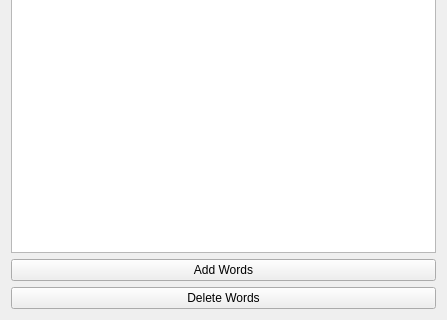
Above: dictionarywindow.ui from lelika1/disturber before the change; both pictures show x 0 to 447 and y 144 to 464 of the 447 by 464 pixel window. Below: the same form after it.
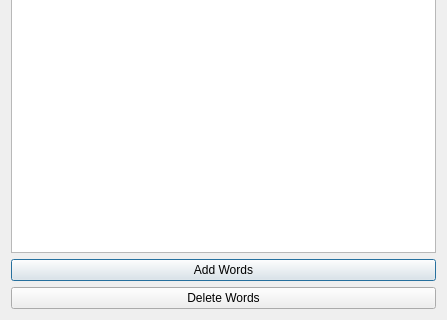
That is the form after the change. Custom widgets are drawn as their Qt base class.

Commit message: Changed types of all inner windows to Qdialog.

The edit to the form file:
```diff
--- a/dictionarywindow.ui
+++ b/dictionarywindow.ui
@@ -1,7 +1,7 @@
 <?xml version="1.0" encoding="UTF-8"?>
 <ui version="4.0">
  <class>DictionaryWindow</class>
- <widget class="QWidget" name="DictionaryWindow">
+ <widget class="QDialog" name="DictionaryWindow">
   <property name="windowModality">
    <enum>Qt::ApplicationModal</enum>
   </property>
```
The commit also changes 10 other files.
